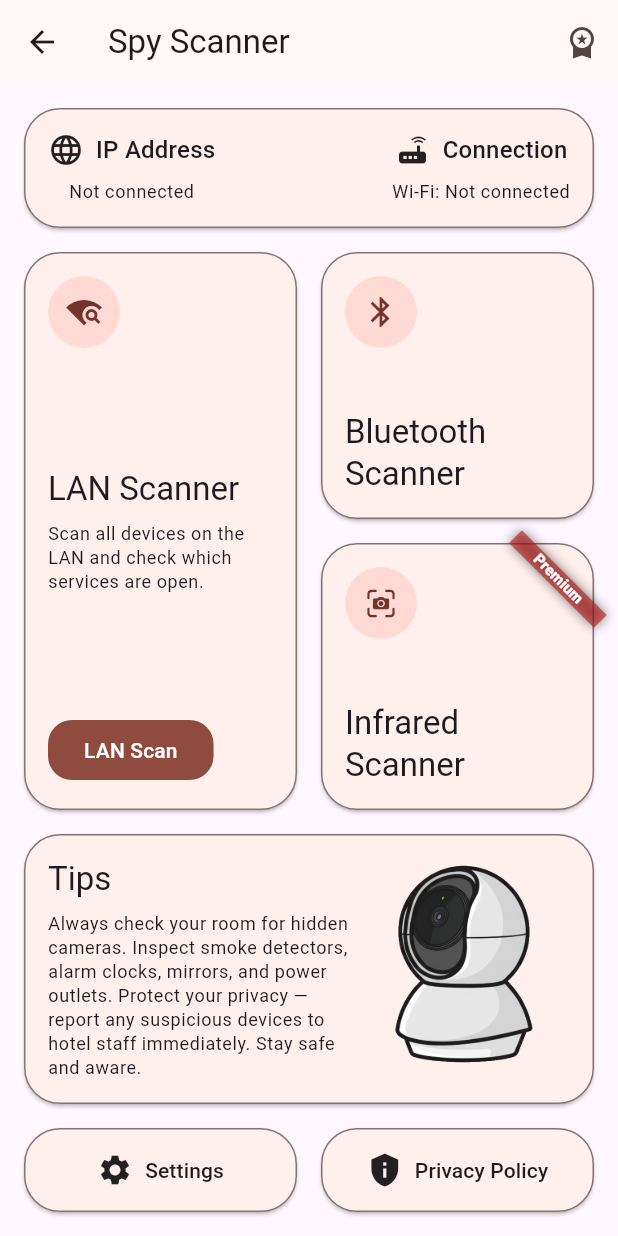
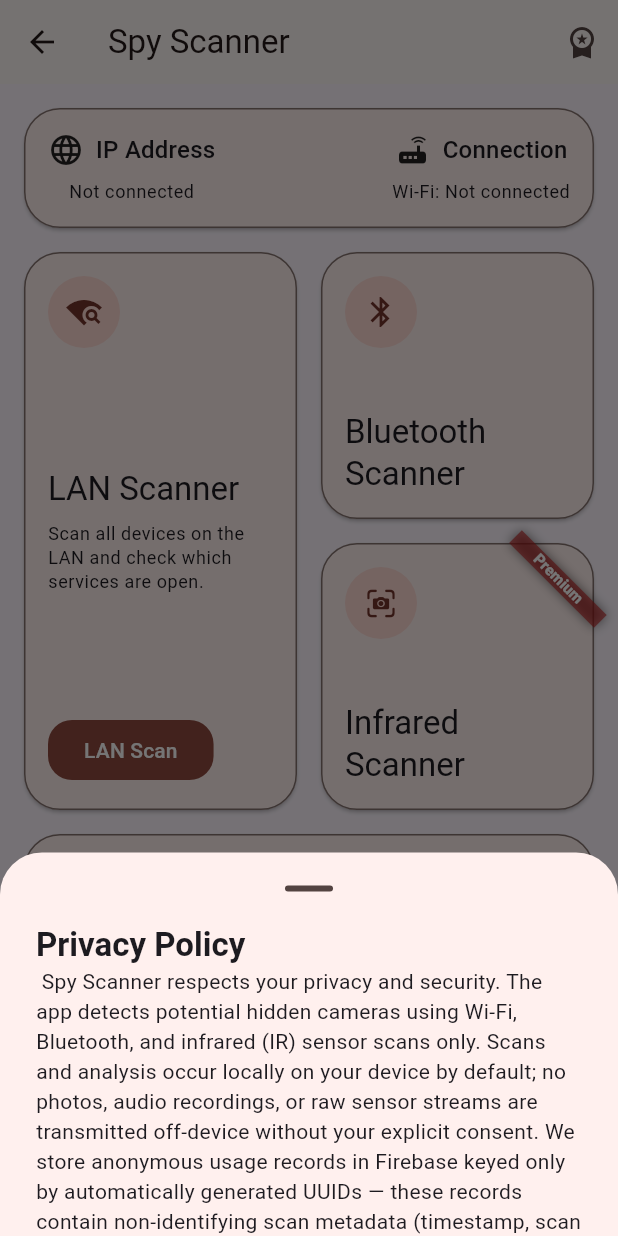
Before and after one commit to Thixq/spy_scanner_neon_apps, a Flutter app: the HomeView screen opened by its route, after a tap on "Privacy Policy", on a phone screen of 412 x 824 dp. Run offline on Flutter 3.47's test engine with Material 3 defaults, Android fonts, the phone set to English and light mode, and no system bars; our stand-ins replace auto_route, easy_localization, get_it, lottie, smooth_page_indicator; missing offline and left inert: flutter_reactive_ble, network_tools, nsd.

Commit message:
privacy policy bottom sheet finished

```diff
--- a/assets/translations/en.json
+++ b/assets/translations/en.json
@@ -9,6 +9,10 @@
         "next":"Next",
         "previous":"Previous",
         "done":"Done"
+    },
+    "privacy_policy":{
+        "title":"Privacy Policy",
+        "text":" Spy Scanner respects your privacy and security. The app detects potential hidden cameras using Wi-Fi, Bluetooth, and infrared (IR) sensor scans only. Scans and analysis occur locally on your device by default; no photos, audio recordings, or raw sensor streams are transmitted off-device without your explicit consent. We store anonymous usage records in Firebase keyed only by automatically generated UUIDs — these records contain non-identifying scan metadata (timestamp, scan type, device model, and anonymized results) used for diagnostics and optional cloud sync. We do not collect names, emails, phone numbers, or other personally identifiable information unless you voluntarily provide them (for example, when contacting support). Optional anonymized analytics (opt-in) help improve detection accuracy. Local scan history is encrypted and retained for 30 days unless you choose to save or delete it sooner. You may withdraw consent, disable cloud sync, or request deletion of your Firebase anonymous records via the app settings. We never sell personal data. Policy updates will be posted in-app and take effect upon publication. Contact: kaanddos@gmail.com."
     },
     "views":{
         "onboard":{
--- a/assets/translations/tr.json
+++ b/assets/translations/tr.json
@@ -9,6 +9,10 @@
         "next": "İleri",
         "previous": "Geri",
         "done": "Bitti"
+    },
+      "privacy_policy":{
+        "title":"Gizlilik Potikası",
+        "text":" Spy Scanner gizliliğinize ve güvenliğinize önem verir. Uygulama, yalnızca Wi-Fi, Bluetooth ve kızılötesi (IR) sensör taramaları kullanarak olası gizli kameraları tespit eder. Tüm taramalar ve analizler varsayılan olarak cihazınızda yerel olarak gerçekleştirilir; hiçbir fotoğraf, ses kaydı veya ham sensör verisi sizin açık izniniz olmadan cihaz dışına aktarılmaz. Firebase üzerinde yalnızca otomatik olarak oluşturulan anonim UUID’ler aracılığıyla anonim kullanım kayıtları tutulur — bu kayıtlar, tanımlayıcı bilgi içermeyen tarama verilerini (zaman damgası, tarama türü, cihaz modeli ve anonimleştirilmiş sonuçlar) içerir ve sadece tanılama ile isteğe bağlı bulut senkronizasyonu için kullanılır. İsim, e-posta, telefon numarası gibi kişisel bilgiler, yalnızca sizin isteğinizle (örneğin destek talebi gönderirken) toplanır. İsteğe bağlı anonim analiz verileri (katılım onaylı) algılama doğruluğunu artırmak için kullanılır. Yerel tarama geçmişi şifrelenir ve siz farklı bir tercih yapmadıkça 30 gün süreyle saklanır. Dilediğiniz zaman onayınızı geri çekebilir, bulut senkronizasyonunu devre dışı bırakabilir veya Firebase üzerindeki anonim kayıtlarınızın silinmesini talep edebilirsiniz. Kişisel veriler hiçbir şekilde satılmaz. Politika güncellemeleri uygulama içinde yayınlanır ve yayınlandığı anda yürürlüğe girer.İletişim: kaanddos@gmail.com"
     },
     "views": {
         "onboard": {
--- /dev/null
+++ b/lib/feature/bottom_sheet_dialog/text_bottom_sheet.dart
@@ -0,0 +1,51 @@
+import 'package:easy_localization/easy_localization.dart';
+import 'package:flutter/material.dart';
+import 'package:spy_scanner/core/app_sizes.dart';
+import 'package:spy_scanner/core/extension/context_theme.dart';
+import 'package:spy_scanner/feature/localization/localization_codegen/locale_keys.g.dart';
+
+final String _title = LocaleKeys.privacy_policy_title.tr();
+final String _text = LocaleKeys.privacy_policy_text.tr();
+
+class TextBottomSheet extends StatelessWidget {
+  const TextBottomSheet({super.key});
+
+  static void show(BuildContext context) {
+    showModalBottomSheet(
+      context: context,
+      builder: (context) => const TextBottomSheet(),
+      showDragHandle: true,
+    );
+  }
+
+  @override
+  Widget build(BuildContext context) {
+    return DraggableScrollableSheet(
+      expand: false,
+      builder: (context, scrollController) => SingleChildScrollView(
+        controller: scrollController,
+        child: Padding(
+          padding: const EdgeInsets.only(
+            left: AppSizes.large,
+            right: AppSizes.large,
+            bottom: AppSizes.extraLarge,
+          ),
+          child: RichText(
+            text: TextSpan(
+              text: '$_title\n',
+              style: context.textTheme.titleLarge?.copyWith(
+                fontWeight: FontWeight.bold,
+              ),
+              children: [
+                TextSpan(
+                  text: _text,
+                  style: context.textTheme.bodyMedium,
+                ),
+              ],
+            ),
+          ),
+        ),
+      ),
+    );
+  }
+}
--- a/lib/views/home/home_view.dart
+++ b/lib/views/home/home_view.dart
@@ -3,6 +3,7 @@ import 'package:easy_localization/easy_localization.dart';
 import 'package:flutter/cupertino.dart' show CupertinoIcons;
 import 'package:flutter/material.dart';
 import 'package:spy_scanner/core/app_sizes.dart';
+import 'package:spy_scanner/feature/bottom_sheet_dialog/text_bottom_sheet.dart';
 import 'package:spy_scanner/feature/components/icon_text_card.dart';
 import 'package:spy_scanner/feature/components/info_card.dart';
 import 'package:spy_scanner/feature/components/lan_info_card.dart';
@@ -45,8 +46,10 @@ class _HomeViewState extends State<HomeView> with _HomeMixin {
               ),
               const _HomeInfoCard(),
               _HomeActions(
-                onSettingsPressed: () {},
-                onFaqPressed: () {},
+                tabOneonPressed: () {},
+                tabTwoonPressed: () {
+                  TextBottomSheet.show(context);
+                },
               ),
             ],
           ),
--- a/lib/views/home/widgets/home_actions.dart
+++ b/lib/views/home/widgets/home_actions.dart
@@ -5,12 +5,12 @@ final String _tabsTwo = LocaleKeys.views_home_tabs_tab_two.tr();
 
 class _HomeActions extends StatelessWidget {
   const _HomeActions({
-    required this.onSettingsPressed,
-    required this.onFaqPressed,
+    required this.tabOneonPressed,
+    required this.tabTwoonPressed,
   });
 
-  final VoidCallback onSettingsPressed;
-  final VoidCallback onFaqPressed;
+  final VoidCallback tabOneonPressed;
+  final VoidCallback tabTwoonPressed;
 
   @override
   Widget build(BuildContext context) {
@@ -21,14 +21,14 @@ class _HomeActions extends StatelessWidget {
           child: IconTextCard(
             icon: Icons.settings,
             title: _tabsOne,
-            onPressed: onSettingsPressed,
+            onPressed: tabOneonPressed,
           ),
         ),
         Flexible(
           child: IconTextCard(
             icon: Icons.privacy_tip,
             title: _tabsTwo,
-            onPressed: onFaqPressed,
+            onPressed: tabTwoonPressed,
           ),
         ),
       ],
```
Also changed, not shown: lib/feature/localization/localization_codegen/codegen_loader.g.dart, lib/feature/localization/localization_codegen/locale_keys.g.dart.
